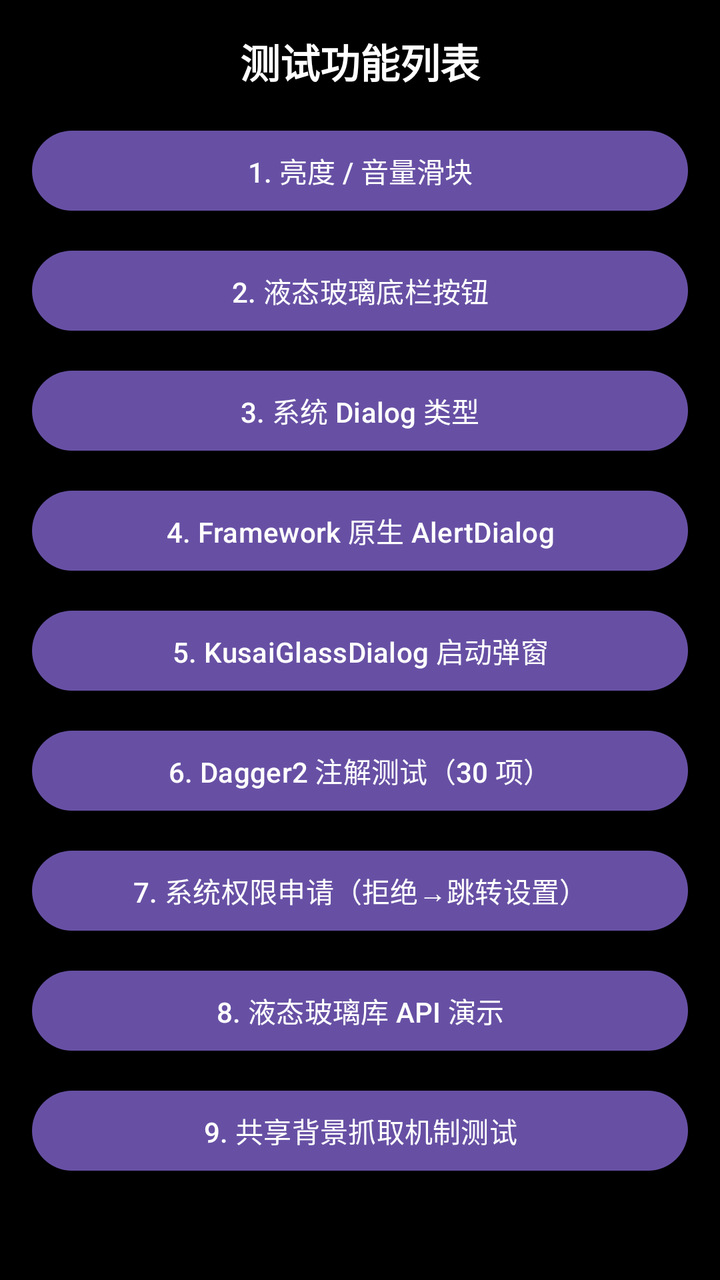
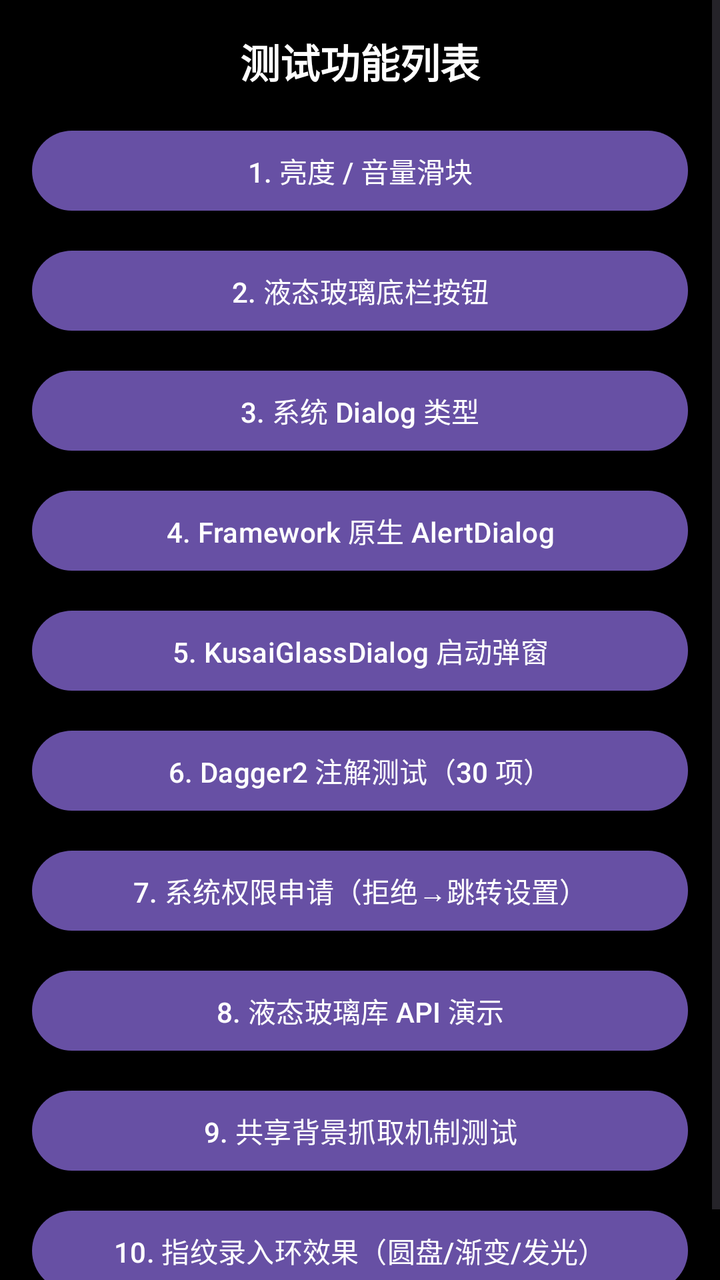

Compare the two renders of this Android layout. The source of the first and the diff that turns it into the second are given below.
<!-- AndroidManifest.xml: application theme Theme.TestDemo -->
<!-- res/layout/activity_test_list.xml -->
<?xml version="1.0" encoding="utf-8"?>
<ScrollView xmlns:android="http://schemas.android.com/apk/res/android"
    android:layout_width="match_parent"
    android:layout_height="match_parent"
    android:background="#FF000000"
    android:fillViewport="true">

    <LinearLayout
        android:layout_width="match_parent"
        android:layout_height="wrap_content"
        android:orientation="vertical"
        android:padding="16dp">

        <TextView
            android:layout_width="match_parent"
            android:layout_height="wrap_content"
            android:layout_marginBottom="16dp"
            android:gravity="center"
            android:text="测试功能列表"
            android:textColor="#FFFFFFFF"
            android:textSize="20sp"
            android:textStyle="bold" />

        <Button
            android:id="@+id/btn_main"
            android:layout_width="match_parent"
            android:layout_height="wrap_content"
            android:layout_marginBottom="12dp"
            android:text="1. 亮度 / 音量滑块" />

        <Button
            android:id="@+id/btn_glass_footer"
            android:layout_width="match_parent"
            android:layout_height="wrap_content"
            android:layout_marginBottom="12dp"
            android:text="2. 液态玻璃底栏按钮" />

        <Button
            android:id="@+id/btn_system_dialog"
            android:layout_width="match_parent"
            android:layout_height="wrap_content"
            android:layout_marginBottom="12dp"
            android:text="3. 系统 Dialog 类型" />

        <Button
            android:id="@+id/btn_framework_dialog"
            android:layout_width="match_parent"
            android:layout_height="wrap_content"
            android:layout_marginBottom="12dp"
            android:text="4. Framework 原生 AlertDialog" />

        <Button
            android:id="@+id/btn_glass_dialog_launch"
            android:layout_width="match_parent"
            android:layout_height="wrap_content"
            android:layout_marginBottom="12dp"
            android:text="5. KusaiGlassDialog 启动弹窗" />

        <Button
            android:id="@+id/btn_dagger_annotation"
            android:layout_width="match_parent"
            android:layout_height="wrap_content"
            android:layout_marginBottom="12dp"
            android:text="6. Dagger2 注解测试（30 项）" />

        <Button
            android:id="@+id/btn_permission_demo"
            android:layout_width="match_parent"
            android:layout_height="wrap_content"
            android:layout_marginBottom="12dp"
            android:text="7. 系统权限申请（拒绝→跳转设置）" />

        
        <Button
            android:id="@+id/btn_liquid_glass"
            android:layout_width="match_parent"
            android:layout_height="wrap_content"
            android:layout_marginBottom="12dp"
            android:text="8. 液态玻璃库 API 演示" />

        <Button
            android:id="@+id/btn_glass_share_test"
            android:layout_width="match_parent"
            android:layout_height="wrap_content"
            android:layout_marginBottom="12dp"
            android:text="9. 共享背景抓取机制测试" />
        

    </LinearLayout>
</ScrollView>
<!-- resources referenced by this layout -->
<resources>
  <style name="Theme.TestDemo" parent="Base.Theme.TestDemo" />
  <style name="Base.Theme.TestDemo" parent="Theme.Material3.DayNight.NoActionBar">
          
          
          
          <item name="android:alertDialogTheme">@android:style/Theme.DeviceDefault.Light.Dialog.Alert</item>
      </style>
</resources>

<!-- the commit's change to res/layout/activity_test_list.xml (unified diff, before → after) -->
@@ -1,5 +1,6 @@
 <?xml version="1.0" encoding="utf-8"?>
 <ScrollView xmlns:android="http://schemas.android.com/apk/res/android"
+    android:id="@+id/test_list_root"
     android:layout_width="match_parent"
     android:layout_height="match_parent"
     android:background="#FF000000"
@@ -86,5 +87,14 @@
             android:text="9. 共享背景抓取机制测试" />
         
 
+        
+        <Button
+            android:id="@+id/btn_fingerprint_demo"
+            android:layout_width="match_parent"
+            android:layout_height="wrap_content"
+            android:layout_marginBottom="12dp"
+            android:text="10. 指纹录入环效果（圆盘/渐变/发光）" />
+        
+
     </LinearLayout>
 </ScrollView>
